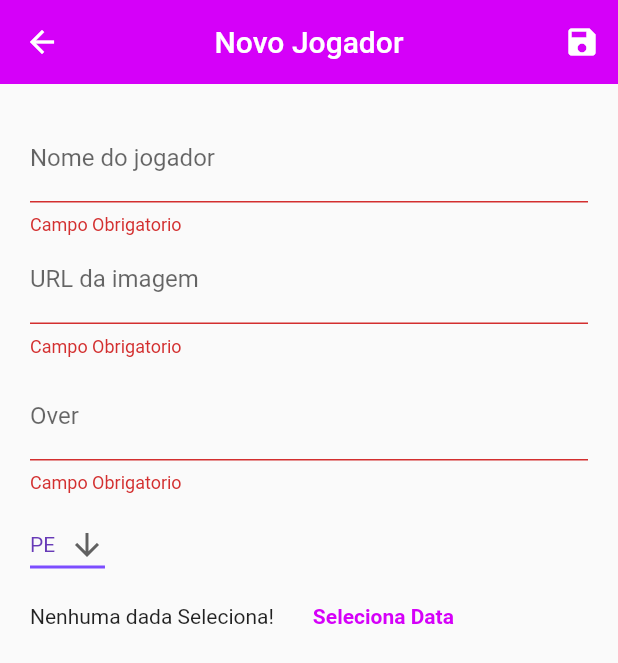
After one commit to dikdudu/dkfifa, a Flutter app: the PlayerRegisterPage screen opened by its route, after a tap on the "save" icon, on a phone screen of 412 x 824 dp. The commit adds this screen. Shown: the top 663 px of the screen. Run offline on Flutter 3.47's test engine with Material 2 defaults, Android fonts, the phone set to English and light mode, and no system bars; our stand-ins replace cloud_firestore, firebase_auth, firebase_core, flutter_mobx, flutter_modular, mobx; accounts and stored records are empty; generated files the repository leaves out were written again.

Commit message:
add module player_register

```diff
--- a/lib/app/modules/home/components/option_menu.dart
+++ b/lib/app/modules/home/components/option_menu.dart
@@ -23,7 +23,7 @@ class OptionMenu extends StatelessWidget {
 void choiceAction(String choice) {
   switch (choice) {
     case 'Novo Jogador':
-      Modular.to.pushNamed('/cadastro/jogador');
+      Modular.to.pushNamed('home/playerRegister');
       break;
     case 'Sair':
       //  Navigator.of(context).pushNamed('/players')
--- a/lib/app/modules/home/home_module.dart
+++ b/lib/app/modules/home/home_module.dart
@@ -1,8 +1,9 @@
+import 'package:cadu_fifa/app/modules/home/submodules/player_register/player_register_module.dart';
+
 import 'home_controller.dart';
 import 'package:flutter_modular/flutter_modular.dart';
 
 import 'home_page.dart';
-import 'submodules/player/pages/register_player_page.dart';
 import 'submodules/team/repositories/team_repository.dart';
 
 class HomeModule extends ChildModule {
@@ -15,8 +16,7 @@ class HomeModule extends ChildModule {
   @override
   List<ModularRouter> get routers => [
         ModularRouter(Modular.initialRoute, child: (_, args) => HomePage()),
-        ModularRouter("/cadastro/jogador",
-            child: (_, args) => RegisterPlayerPage()),
+        ModularRouter('/playerRegister', module: PlayerRegisterModule()),
       ];
 
   static Inject get to => Inject<HomeModule>.of();
--- a/lib/app/modules/home/submodules/player/components/date_form.dart
+++ b/lib/app/modules/home/submodules/player_register/components/date_form.dart
@@ -22,7 +22,7 @@ class _DateFormState extends State<DateForm> {
       setState(() {
         _selectedDate = pickedDate;
       });
-      print(_selectedDate);
+      print(DateFormat('dd/MM/y').format(_selectedDate));
     });
   }
 
--- a/lib/app/modules/home/submodules/player/components/drop_form.dart
+++ b/lib/app/modules/home/submodules/player_register/components/drop_form.dart
@@ -7,6 +7,8 @@ class DropForm extends StatefulWidget {
 
 class _DropFormState extends State<DropForm> {
   String dropdownValue = 'PE';
+
+  // final RegisterPlayerController controller = Modular.get();
 
   @override
   Widget build(BuildContext context) {
@@ -25,6 +27,7 @@ class _DropFormState extends State<DropForm> {
           onChanged: (String newValue) {
             setState(() {
               dropdownValue = newValue;
+              print(dropdownValue);
             });
           },
           items: <String>[
--- /dev/null
+++ b/lib/app/modules/home/submodules/player_register/player_register_page.dart
@@ -0,0 +1,110 @@
+import 'package:flutter/material.dart';
+import 'package:flutter_modular/flutter_modular.dart';
+import 'components/date_form.dart';
+import 'components/drop_form.dart';
+import 'player_register_controller.dart';
+
+class PlayerRegisterPage extends StatefulWidget {
+  final String title;
+  const PlayerRegisterPage({Key key, this.title = "PlayerRegister"})
+      : super(key: key);
+
+  @override
+  _PlayerRegisterPageState createState() => _PlayerRegisterPageState();
+}
+
+class _PlayerRegisterPageState
+    extends ModularState<PlayerRegisterPage, PlayerRegisterController> {
+  //use 'controller' variable to access controller
+
+  final _scaffoldKey = GlobalKey<ScaffoldState>();
+  final GlobalKey<FormState> _formKey = GlobalKey<FormState>();
+
+  @override
+  Widget build(BuildContext context) {
+    return Scaffold(
+      key: _scaffoldKey,
+      appBar: AppBar(
+        elevation: 0,
+        centerTitle: true,
+        title: Text('Novo Jogador'),
+        actions: [
+          IconButton(
+              icon: Icon(Icons.save),
+              onPressed: () {
+                if (_formKey.currentState.validate()) {
+                  _formKey.currentState.save();
+                }
+              }),
+        ],
+      ),
+      body: Form(
+        key: _formKey,
+        child: ListView(
+          padding: EdgeInsets.all(20),
+          children: [
+            TextFormField(
+              decoration: InputDecoration(
+                labelText: "Nome do jogador",
+              ),
+              onSaved: (i) {},
+              validator: (name) {
+                if (name.isEmpty) {
+                  return 'Campo Obrigatorio';
+                } else if (name.trim().split(' ').length <= 1) {
+                  return 'Preencha o nome completo';
+                } else {
+                  return null;
+                }
+              },
+              // validator: (t) {},
+            ),
+            TextFormField(
+              decoration: InputDecoration(
+                labelText: "URL da imagem",
+              ),
+              onSaved: (i) {},
+              validator: (url) {
+                if (url.isEmpty) {
+                  return 'Campo Obrigatorio';
+                } else {
+                  return null;
+                }
+              },
+              // validator: (t) {},
+            ),
+            SizedBox(height: 10),
+            TextFormField(
+              keyboardType: TextInputType.number,
+              decoration: InputDecoration(
+                labelText: "Over",
+              ),
+              onSaved: (i) {},
+              validator: (over) {
+                if (over.isEmpty) {
+                  return 'Campo Obrigatorio';
+                } else {
+                  return null;
+                }
+              },
+              // validator: (t) {},
+            ),
+            SizedBox(height: 10),
+            DropForm(),
+            DateForm(),
+          ],
+        ),
+      ),
+    );
+  }
+
+  void savePlayeer() async {
+    _scaffoldKey.currentState.showSnackBar(
+      SnackBar(
+        content:
+            Text('Salvando Jogador...', style: TextStyle(color: Colors.white)),
+        backgroundColor: Colors.green,
+      ),
+    );
+  }
+}
```
Also changed, not shown: lib/app/modules/home/submodules/player/pages/register_player_controller.dart (deleted, +0 -7 lines), lib/app/modules/home/submodules/player/pages/register_player_page.dart (deleted, +0 -51 lines), lib/app/modules/home/submodules/player/pages/repositories/register_player_repository.dart (deleted, +0 -7 lines), lib/app/modules/home/submodules/player_register/player_register_controller.dart (added, +18 -0 lines), lib/app/modules/home/submodules/player_register/player_register_module.dart (added, +19 -0 lines), lib/app/modules/home/submodules/team/pages/players_page.dart (+6 -5 lines), lib/app/modules/home/submodules/team/team_controller.dart (+3 -10 lines), lib/app/shared/players/player_repository.dart (+19 -6 lines), lib/app/modules/home/submodules/player/pages/register_player_controller.g.dart (deleted), lib/app/modules/home/submodules/player_register/player_register_controller.g.dart (added), lib/app/modules/home/submodules/team/team_controller.g.dart, 2 other files.
